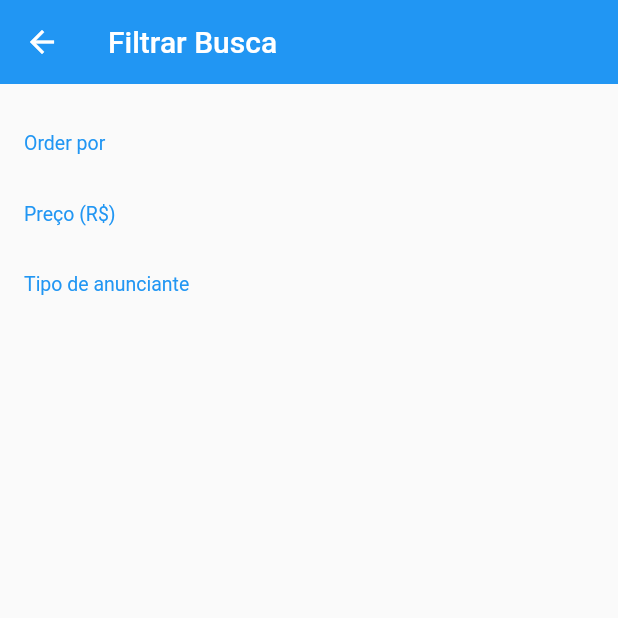
After one commit to dieinimymaganha/olx, a Flutter app: the FilterScreen screen opened directly, on a phone screen of 412 x 824 dp, the top half of it. The commit adds this screen. Run offline on Flutter 3.47's test engine with Material 2 defaults, Android fonts, the phone set to English and light mode, and no system bars; our stand-ins replace rxdart.

Commit message:
272 - 7 - Criando tela de filtros

```diff
--- a/xlo/lib/main.dart
+++ b/xlo/lib/main.dart
@@ -3,6 +3,7 @@ import 'package:provider/provider.dart';
 import 'package:xlo/blocs/drawer_bloc.dart';
 import 'package:xlo/blocs/home_bloc.dart';
 import 'package:xlo/screens/base/base_screen.dart';
+import 'package:xlo/screens/filter/filter_screen.dart';
 
 void main() => runApp(MyApp());
 
--- /dev/null
+++ b/xlo/lib/screens/filter/filter_screen.dart
@@ -0,0 +1,36 @@
+import 'package:flutter/material.dart';
+import 'package:xlo/screens/filter/widget/section_title.dart';
+
+class FilterScreen extends StatefulWidget {
+  @override
+  _FilterScreenState createState() => _FilterScreenState();
+}
+
+class _FilterScreenState extends State<FilterScreen> {
+  final GlobalKey<FormState> _formKey = GlobalKey<FormState>();
+
+  @override
+  Widget build(BuildContext context) {
+    return Scaffold(
+      appBar: AppBar(
+        elevation: 0,
+        title: const Text('Filtrar Busca'),
+      ),
+      body: Stack(
+        children: <Widget>[
+          Form(
+            key: _formKey,
+            child: ListView(
+              padding: const EdgeInsets.all(16),
+              children: <Widget>[
+                const SectionTitle(title: 'Order por'),
+                const SectionTitle(title: 'Preço (R\$)'),
+                const SectionTitle(title: 'Tipo de anunciante'),
+              ],
+            ),
+          ),
+        ],
+      ),
+    );
+  }
+}
--- /dev/null
+++ b/xlo/lib/screens/filter/widget/section_title.dart
@@ -0,0 +1,19 @@
+import 'package:flutter/material.dart';
+
+class SectionTitle extends StatelessWidget {
+  final String title;
+
+  const SectionTitle({this.title});
+
+  @override
+  Widget build(BuildContext context) {
+    return Padding(
+      padding: const EdgeInsets.symmetric(vertical: 16),
+      child: Text(
+        title,
+        style: TextStyle(
+            color: Colors.blue, fontSize: 13, fontWeight: FontWeight.w400),
+      ),
+    );
+  }
+}
--- a/xlo/lib/screens/home/widget/top_bar.dart
+++ b/xlo/lib/screens/home/widget/top_bar.dart
@@ -1,4 +1,5 @@
 import 'package:flutter/material.dart';
+import 'package:xlo/screens/filter/filter_screen.dart';
 
 import 'bar_button.dart';
 
@@ -25,7 +26,11 @@ class TopBar extends StatelessWidget {
               border: Border(left: BorderSide(color: Colors.grey[400])),
               color: Colors.white,
             ),
-            onPressed: () {},
+            onPressed: () {
+              Navigator.of(context).push(
+                MaterialPageRoute(builder: (context) => FilterScreen())
+              );
+            },
           ),
         ],
       ),
```
